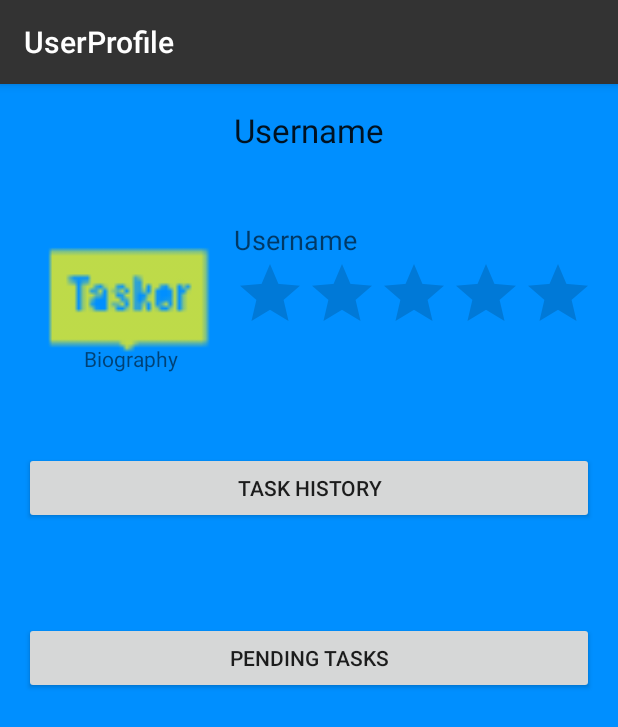
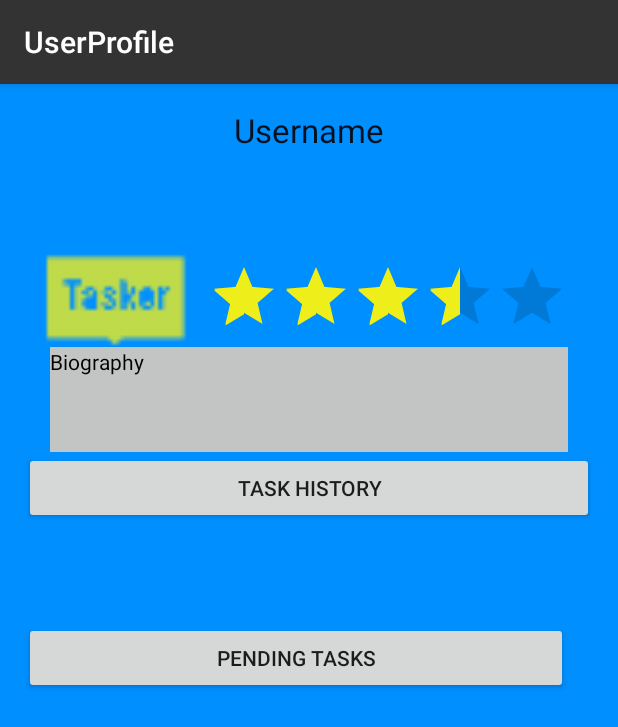
Before and after one commit to ucsdCSE110wi16/CSE110W260T9, an Android app: the UserProfile screen opened directly, with no data from a screen before it, on a phone screen of 412 x 824 dp. Shown: the top 727 px of the screen. Run offline under Robolectric (Android 15) with nearby library versions, the phone set to English and light mode, and no system bars.

Commit message:
Fixed up User Profile a bit

```diff
--- a/Tasker/app/src/main/res/layout/activity_user_profile.xml
+++ b/Tasker/app/src/main/res/layout/activity_user_profile.xml
@@ -21,7 +21,8 @@
 
     </android.support.design.widget.AppBarLayout>
 
-    <include layout="@layout/content_user_profile" />
+    <include layout="@layout/content_user_profile"
+        android:id="@+id/login.username" />
 
     <!--<android.support.design.widget.FloatingActionButton-->
         <!--android:id="@+id/fab"-->
--- a/Tasker/app/src/main/res/layout/content_user_profile.xml
+++ b/Tasker/app/src/main/res/layout/content_user_profile.xml
@@ -25,33 +25,25 @@
         android:layout_width="wrap_content"
         android:layout_height="wrap_content"
         android:id="@+id/imageView2"
-        android:layout_below="@+id/textView"
-        android:layout_alignParentLeft="true"
-        android:layout_alignParentStart="true"
         android:src="@drawable/ic_logo"
-        android:layout_toLeftOf="@+id/textView"
-        android:layout_toStartOf="@+id/textView"
         android:minHeight="200sp"
         android:minWidth="200sp"
-        android:nestedScrollingEnabled="true" />
-
-    <TextView
-        android:layout_width="wrap_content"
-        android:layout_height="wrap_content"
-        android:textAppearance="?android:attr/textAppearanceMedium"
-        android:text="@string/Username"
-        android:id="@+id/textView4"
+        android:nestedScrollingEnabled="true"
         android:layout_below="@+id/textView"
-        android:layout_toRightOf="@+id/imageView2"
-        android:layout_marginTop="46dp" />
+        android:layout_toLeftOf="@+id/ratingBar"
+        android:layout_toStartOf="@+id/ratingBar" />
 
     <RatingBar
         android:layout_width="wrap_content"
         android:layout_height="wrap_content"
         android:id="@+id/ratingBar"
-        android:layout_below="@+id/textView4"
-        android:layout_toRightOf="@+id/imageView2"
-        android:layout_toEndOf="@+id/imageView2" />
+        android:rating="3.5"
+        android:maxHeight="300sp"
+        android:maxWidth="200sp"
+        android:minWidth="200sp"
+        android:layout_above="@+id/textView6"
+        android:layout_alignRight="@+id/textView6"
+        android:layout_alignEnd="@+id/textView6" />
 
     <TextView
         android:layout_width="wrap_content"
@@ -59,11 +51,21 @@
         android:text="Biography"
         android:id="@+id/textView6"
         android:singleLine="true"
-        android:minWidth="300sp"
-        android:minHeight="100sp"
+        android:minWidth="345sp"
+        android:minHeight="70sp"
         android:nestedScrollingEnabled="true"
-        android:layout_below="@+id/ratingBar"
-        android:layout_centerHorizontal="true" />
+        android:autoText="false"
+        android:editable="true"
+        android:foreground="#00ffffff"
+        android:textColor="#010000"
+        android:background="#c3c4c4"
+        android:layout_above="@+id/button"
+        android:layout_centerHorizontal="true"
+        android:linksClickable="true"
+        android:capitalize="sentences"
+        android:layout_alignParentEnd="false"
+        android:typeface="normal"
+        android:visibility="visible" />
 
     <Button
         android:layout_width="wrap_content"
```
Also changed, not shown: 1 other file.
